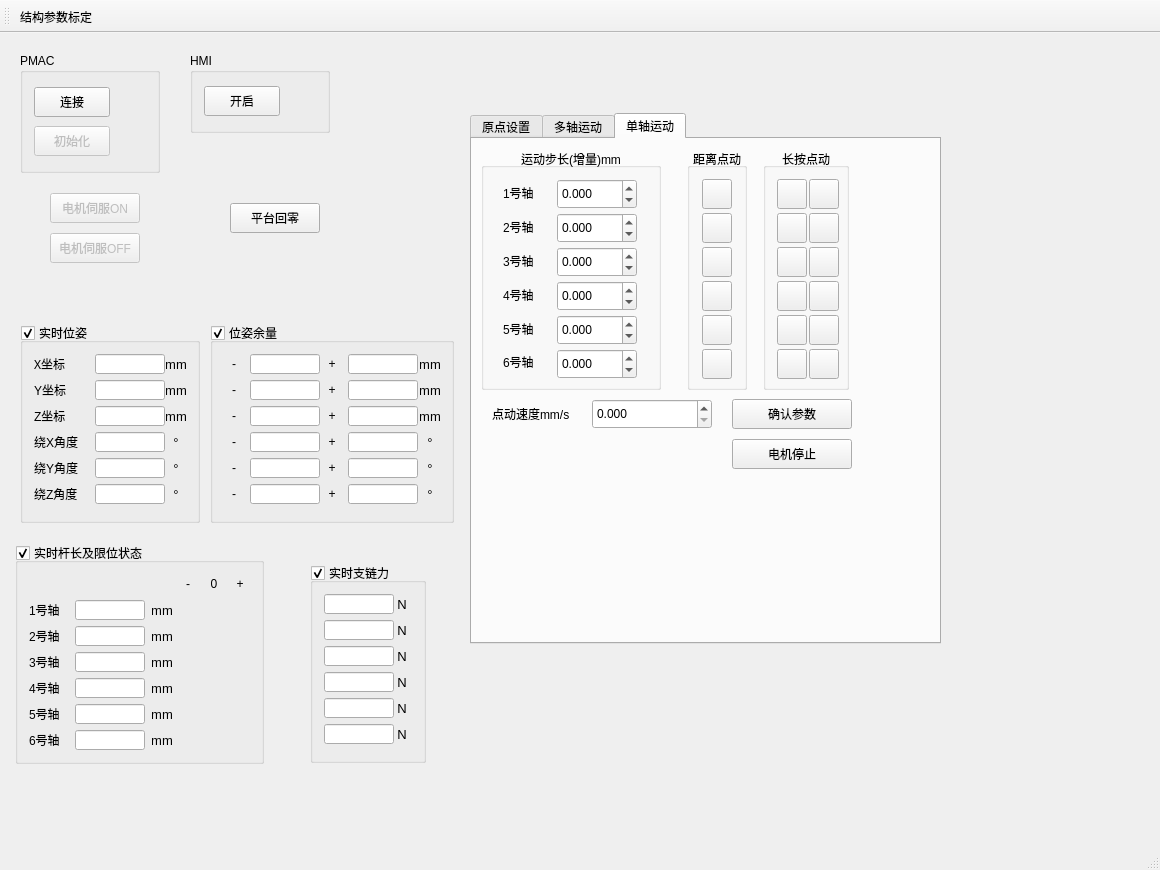
First picture: the form in SixUpsUiAo/SixUpsUiAo.ui, repository Wao1996/SixUpsUiAo, before the edit.
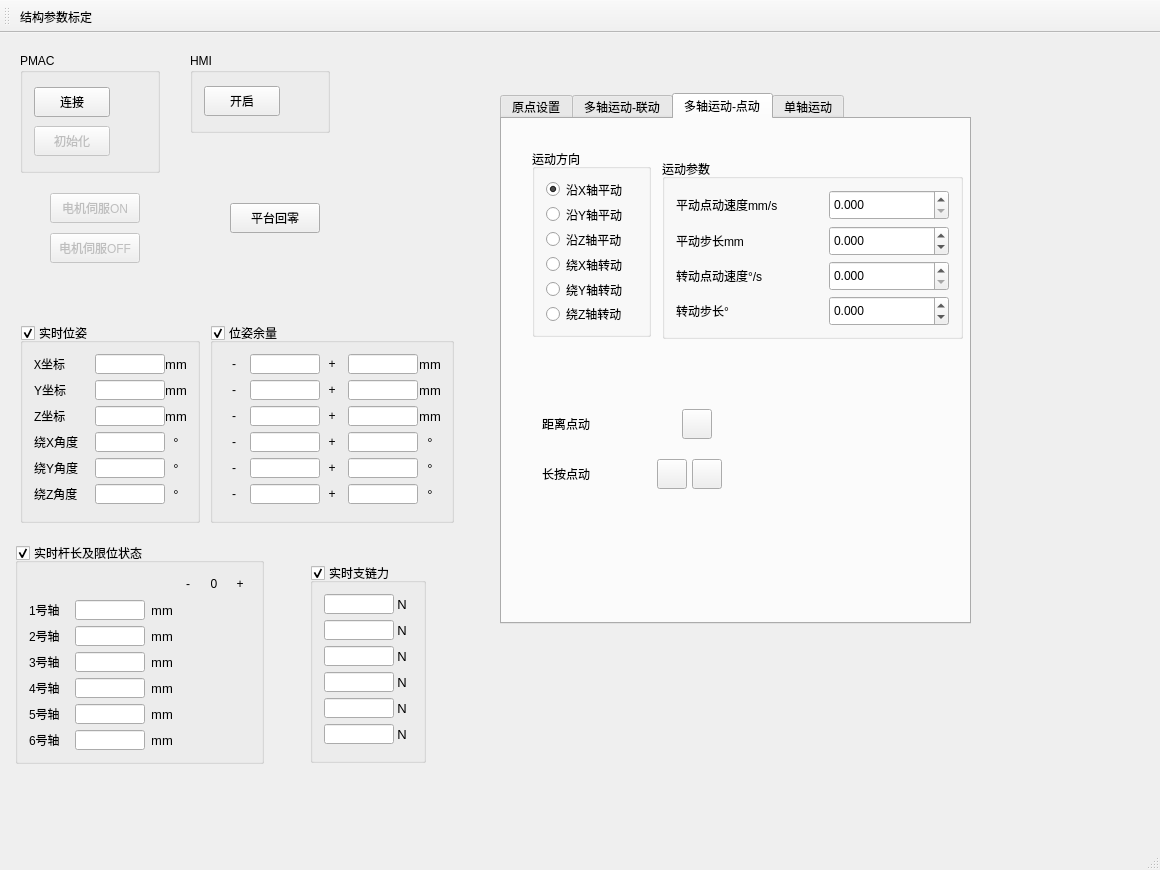
Second picture: the form after the edit. The open tabs and pages were chosen to show the change. Icons and pictures are not drawn.

Commit message: 测试了不同的多轴点动方式

Patch:
```diff
--- a/SixUpsUiAo/SixUpsUiAo.ui
+++ b/SixUpsUiAo/SixUpsUiAo.ui
@@ -2793,8 +2793,8 @@
    <widget class="QTabWidget" name="tabWidget">
     <property name="geometry">
      <rect>
-      <x>470</x>
-      <y>80</y>
+      <x>500</x>
+      <y>60</y>
       <width>471</width>
       <height>531</height>
      </rect>
@@ -2809,7 +2809,7 @@
     </widget>
     <widget class="QWidget" name="tab_multiAxis">
      <attribute name="title">
-      <string>多轴运动</string>
+      <string>多轴运动-联动</string>
      </attribute>
      <widget class="QGroupBox" name="groupBox_14">
       <property name="geometry">
@@ -3493,6 +3493,450 @@
       </property>
      </widget>
     </widget>
+    <widget class="QWidget" name="tab_multiAxisJog">
+     <attribute name="title">
+      <string>多轴运动-点动</string>
+     </attribute>
+     <widget class="QGroupBox" name="groupBox">
+      <property name="geometry">
+       <rect>
+        <x>30</x>
+        <y>30</y>
+        <width>119</width>
+        <height>188</height>
+       </rect>
+      </property>
+      <property name="title">
+       <string>运动方向</string>
+      </property>
+      <layout class="QGridLayout" name="gridLayout_12">
+       <item row="0" column="0">
+        <widget class="QRadioButton" name="xRBtn">
+         <property name="text">
+          <string>沿X轴平动</string>
+         </property>
+         <property name="checked">
+          <bool>true</bool>
+         </property>
+        </widget>
+       </item>
+       <item row="1" column="0">
+        <widget class="QRadioButton" name="yRBtn">
+         <property name="text">
+          <string>沿Y轴平动</string>
+         </property>
+         <property name="checked">
+          <bool>false</bool>
+         </property>
+        </widget>
+       </item>
+       <item row="2" column="0">
+        <widget class="QRadioButton" name="zRBtn">
+         <property name="text">
+          <string>沿Z轴平动</string>
+         </property>
+        </widget>
+       </item>
+       <item row="3" column="0">
+        <widget class="QRadioButton" name="aRBtn">
+         <property name="text">
+          <string>绕X轴转动</string>
+         </property>
+        </widget>
+       </item>
+       <item row="4" column="0">
+        <widget class="QRadioButton" name="bRBtn">
+         <property name="text">
+          <string>绕Y轴转动</string>
+         </property>
+        </widget>
+       </item>
+       <item row="5" column="0">
+        <widget class="QRadioButton" name="cRBtn">
+         <property name="text">
+          <string>绕Z轴转动</string>
+         </property>
+        </widget>
+       </item>
+      </layout>
+     </widget>
+     <widget class="QToolButton" name="disMultiAxisJog">
+      <property name="geometry">
+       <rect>
+        <x>180</x>
+        <y>290</y>
+        <width>30</width>
+        <height>30</height>
+       </rect>
+      </property>
+      <property name="minimumSize">
+       <size>
+        <width>30</width>
+        <height>30</height>
+       </size>
+      </property>
+      <property name="maximumSize">
+       <size>
+        <width>30</width>
+        <height>30</height>
+       </size>
+      </property>
+      <property name="text">
+       <string/>
+      </property>
+      <property name="icon">
+       <iconset resource="SixUpsUiAo.qrc">
+        <normaloff>:/SixUpsUiAo/icon/move.png</normaloff>:/SixUpsUiAo/icon/move.png</iconset>
+      </property>
+      <property name="iconSize">
+       <size>
+        <width>24</width>
+        <height>24</height>
+       </size>
+      </property>
+     </widget>
+     <widget class="QToolButton" name="prsMultiAxisJogNeg">
+      <property name="geometry">
+       <rect>
+        <x>155</x>
+        <y>340</y>
+        <width>30</width>
+        <height>30</height>
+       </rect>
+      </property>
+      <property name="minimumSize">
+       <size>
+        <width>30</width>
+        <height>30</height>
+       </size>
+      </property>
+      <property name="maximumSize">
+       <size>
+        <width>30</width>
+        <height>30</height>
+       </size>
+      </property>
+      <property name="text">
+       <string/>
+      </property>
+      <property name="icon">
+       <iconset resource="SixUpsUiAo.qrc">
+        <normaloff>:/SixUpsUiAo/icon/minus.png</normaloff>:/SixUpsUiAo/icon/minus.png</iconset>
+      </property>
+      <property name="iconSize">
+       <size>
+        <width>24</width>
+        <height>24</height>
+       </size>
+      </property>
+     </widget>
+     <widget class="QToolButton" name="prsmultiAxisJogPos">
+      <property name="geometry">
+       <rect>
+        <x>190</x>
+        <y>340</y>
+        <width>30</width>
+        <height>30</height>
+       </rect>
+      </property>
+      <property name="sizePolicy">
+       <sizepolicy hsizetype="Expanding" vsizetype="Expanding">
+        <horstretch>0</horstretch>
+        <verstretch>0</verstretch>
+       </sizepolicy>
+      </property>
+      <property name="minimumSize">
+       <size>
+        <width>30</width>
+        <height>30</height>
+       </size>
+      </property>
+      <property name="maximumSize">
+       <size>
+        <width>30</width>
+        <height>30</height>
+       </size>
+      </property>
+      <property name="text">
+       <string/>
+      </property>
+      <property name="icon">
+       <iconset resource="SixUpsUiAo.qrc">
+        <normaloff>:/SixUpsUiAo/icon/plus.png</normaloff>:/SixUpsUiAo/icon/plus.png</iconset>
+      </property>
+      <property name="iconSize">
+       <size>
+        <width>24</width>
+        <height>24</height>
+       </size>
+      </property>
+     </widget>
+     <widget class="QLabel" name="label_78">
+      <property name="geometry">
+       <rect>
+        <x>40</x>
+        <y>290</y>
+        <width>100</width>
+        <height>30</height>
+       </rect>
+      </property>
+      <property name="minimumSize">
+       <size>
+        <width>100</width>
+        <height>30</height>
+       </size>
+      </property>
+      <property name="maximumSize">
+       <size>
+        <width>100</width>
+        <height>30</height>
+       </size>
+      </property>
+      <property name="text">
+       <string>距离点动</string>
+      </property>
+     </widget>
+     <widget class="QLabel" name="label_79">
+      <property name="geometry">
+       <rect>
+        <x>40</x>
+        <y>340</y>
+        <width>100</width>
+        <height>30</height>
+       </rect>
+      </property>
+      <property name="minimumSize">
+       <size>
+        <width>100</width>
+        <height>30</height>
+       </size>
+      </property>
+      <property name="maximumSize">
+       <size>
+        <width>100</width>
+        <height>30</height>
+       </size>
+      </property>
+      <property name="text">
+       <string>长按点动</string>
+      </property>
+     </widget>
+     <widget class="QGroupBox" name="groupBox_2">
+      <property name="geometry">
+       <rect>
+        <x>160</x>
+        <y>40</y>
+        <width>301</width>
+        <height>180</height>
+       </rect>
+      </property>
+      <property name="title">
+       <string>运动参数</string>
+      </property>
+      <layout class="QGridLayout" name="gridLayout_13">
+       <item row="4" column="0">
+        <widget class="QLabel" name="label_57">
+         <property name="minimumSize">
+          <size>
+           <width>150</width>
+           <height>30</height>
+          </size>
+         </property>
+         <property name="maximumSize">
+          <size>
+           <width>150</width>
+           <height>30</height>
+          </size>
+         </property>
+         <property name="text">
+          <string>转动步长°</string>
+         </property>
+        </widget>
+       </item>
+       <item row="0" column="0">
+        <widget class="QLabel" name="label_35">
+         <property name="minimumSize">
+          <size>
+           <width>150</width>
+           <height>30</height>
+          </size>
+         </property>
+         <property name="maximumSize">
+          <size>
+           <width>150</width>
+           <height>30</height>
+          </size>
+         </property>
+         <property name="text">
+          <string>平动点动速度mm/s</string>
+         </property>
+        </widget>
+       </item>
+       <item row="0" column="1">
+        <widget class="QDoubleSpinBox" name="led_multiAxisJogTranslationSpeed">
+         <property name="minimumSize">
+          <size>
+           <width>120</width>
+           <height>30</height>
+          </size>
+         </property>
+         <property name="maximumSize">
+          <size>
+           <width>120</width>
+           <height>30</height>
+          </size>
+         </property>
+         <property name="decimals">
+          <number>3</number>
+         </property>
+         <property name="minimum">
+          <double>0.000000000000000</double>
+         </property>
+         <property name="maximum">
+          <double>3.300000000000000</double>
+         </property>
+         <property name="singleStep">
+          <double>0.100000000000000</double>
+         </property>
+         <property name="value">
+          <double>0.000000000000000</double>
+         </property>
+        </widget>
+       </item>
+       <item row="2" column="0">
+        <widget class="QLabel" name="label_36">
+         <property name="minimumSize">
+          <size>
+           <width>150</width>
+           <height>30</height>
+          </size>
+         </property>
+         <property name="maximumSize">
+          <size>
+           <width>150</width>
+           <height>30</height>
+          </size>
+         </property>
+         <property name="text">
+          <string>转动点动速度°/s</string>
+         </property>
+        </widget>
+       </item>
+       <item row="2" column="1">
+        <widget class="QDoubleSpinBox" name="led_multiAxisJogRotateSpeed">
+         <property name="minimumSize">
+          <size>
+           <width>120</width>
+           <height>30</height>
+          </size>
+         </property>
+         <property name="maximumSize">
+          <size>
+           <width>120</width>
+           <height>30</height>
+          </size>
+         </property>
+         <property name="decimals">
+          <number>3</number>
+         </property>
+         <property name="minimum">
+          <double>0.000000000000000</double>
+         </property>
+         <property name="maximum">
+          <double>0.247000000000000</double>
+         </property>
+         <property name="singleStep">
+          <double>0.010000000000000</double>
+         </property>
+         <property name="value">
+          <double>0.000000000000000</double>
+         </property>
+        </widget>
+       </item>
+       <item row="4" column="1">
+        <widget class="QDoubleSpinBox" name="led_multiAxisJogRotateStep">
+         <property name="minimumSize">
+          <size>
+           <width>120</width>
+           <height>30</height>
+          </size>
+         </property>
+         <property name="maximumSize">
+          <size>
+           <width>120</width>
+           <height>30</height>
+          </size>
+         </property>
+         <property name="decimals">
+          <number>3</number>
+         </property>
+         <property name="minimum">
+          <double>-10.000000000000000</double>
+         </property>
+         <property name="maximum">
+          <double>10.000000000000000</double>
+         </property>
+         <property name="singleStep">
+          <double>0.010000000000000</double>
+         </property>
+         <property name="value">
+          <double>0.000000000000000</double>
+         </property>
+        </widget>
+       </item>
+       <item row="1" column="0">
+        <widget class="QLabel" name="label_56">
+         <property name="minimumSize">
+          <size>
+           <width>150</width>
+           <height>30</height>
+          </size>
+         </property>
+         <property name="maximumSize">
+          <size>
+           <width>150</width>
+           <height>30</height>
+          </size>
+         </property>
+         <property name="text">
+          <string>平动步长mm </string>
+         </property>
+        </widget>
+       </item>
+       <item row="1" column="1">
+        <widget class="QDoubleSpinBox" name="led_multiAxisJogTranslationStep">
+         <property name="minimumSize">
+          <size>
+           <width>120</width>
+           <height>30</height>
+          </size>
+         </property>
+         <property name="maximumSize">
+          <size>
+           <width>120</width>
+           <height>30</height>
+          </size>
+         </property>
+         <property name="decimals">
+          <number>3</number>
+         </property>
+         <property name="minimum">
+          <double>-100.000000000000000</double>
+         </property>
+         <property name="maximum">
+          <double>100.000000000000000</double>
+         </property>
+         <property name="singleStep">
+          <double>0.100000000000000</double>
+         </property>
+         <property name="value">
+          <double>0.000000000000000</double>
+         </property>
+        </widget>
+       </item>
+      </layout>
+     </widget>
+    </widget>
     <widget class="QWidget" name="tab_singleJog">
      <attribute name="title">
       <string>单轴运动</string>
```
Left out of the diff: 6 changed lines with no effect on the pictures. The commit also changes 19 other files.
